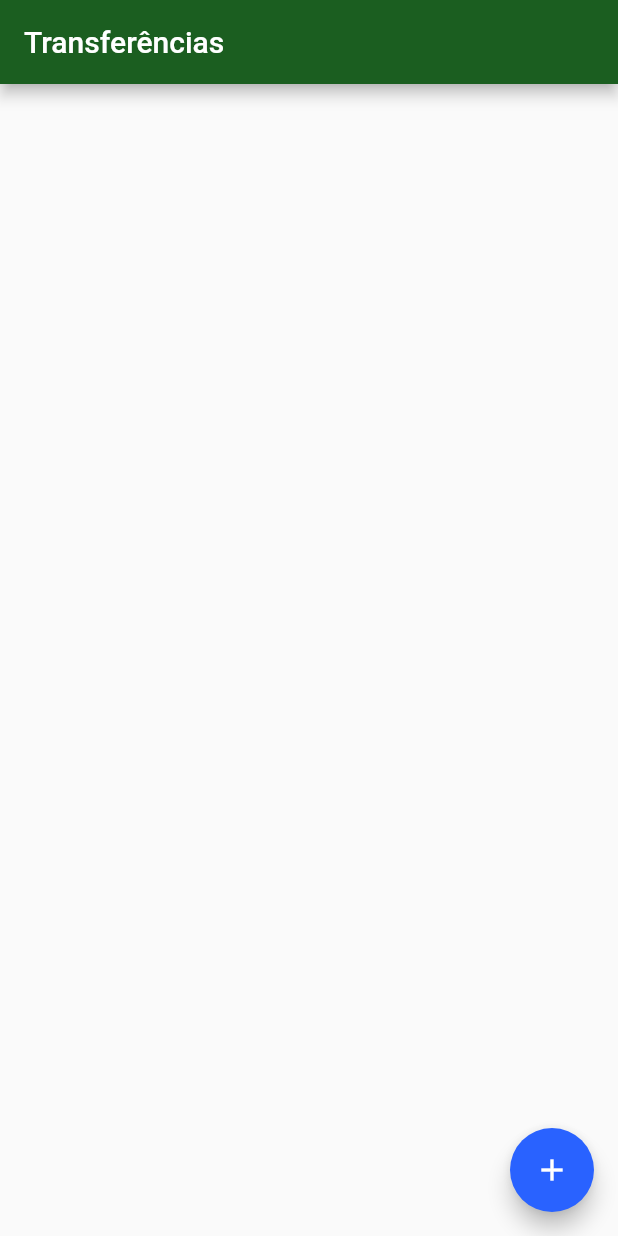
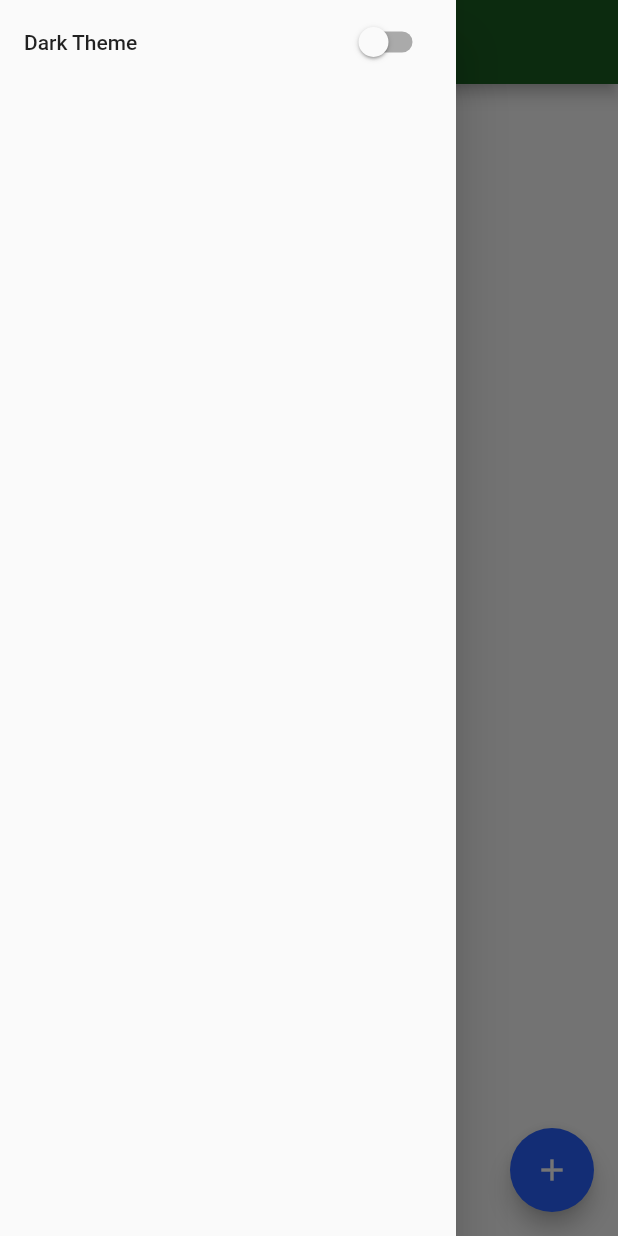
Before and after one commit to takanage/first_app_flutter, a Flutter app: the screen it shows after launch, with the side drawer open (before the commit the screen has no drawer), on a phone screen of 412 x 824 dp. Run offline on Flutter 3.47's test engine with Material 2 defaults, Android fonts, the phone set to English and light mode, and no system bars.

Commit message:
Dark Theme implemented

```diff
--- /dev/null
+++ b/lib/config.dart
@@ -0,0 +1,13 @@
+import 'package:flutter/cupertino.dart';
+
+class ThemeChanger extends ChangeNotifier {
+  bool _darkStatus = false;
+
+  isDark() => _darkStatus;
+
+  setDarkStatus(bool status) {
+    _darkStatus = status;
+
+    notifyListeners();
+  }
+}
--- a/lib/main.dart
+++ b/lib/main.dart
@@ -1,13 +1,28 @@
+import 'package:bytebank/config.dart';
 import 'package:bytebank/screens/transferencia/lista.dart';
 import 'package:flutter/material.dart';
+import 'package:provider/provider.dart';
 
-void main() => runApp(BytebankApp());
+void main() => runApp(
+      MultiProvider(
+        providers: [
+          ChangeNotifierProvider<ThemeChanger>(
+            create: (_) => ThemeChanger(),
+          ),
+        ],
+        child: BytebankApp(),
+      ),
+    );
 
 class BytebankApp extends StatelessWidget {
   @override
   Widget build(BuildContext context) {
+    //
+    bool darkThemeEnabled = Provider.of<ThemeChanger>(context).isDark();
+
     return MaterialApp(
       theme: ThemeData(
+        brightness: Brightness.light,
         primaryColor: Colors.green[900],
         accentColor: Colors.blueAccent[700],
         buttonTheme: ButtonThemeData(
@@ -15,6 +30,12 @@ class BytebankApp extends StatelessWidget {
           textTheme: ButtonTextTheme.primary,
         ),
       ),
+      darkTheme: ThemeData(
+        brightness: Brightness.dark,
+        primaryColor: Colors.blueGrey,
+        accentColor: Colors.blueAccent[700],
+      ),
+      themeMode: darkThemeEnabled ? ThemeMode.dark : ThemeMode.light ,
       home: ListaTransferencias(),
     );
   }
--- a/lib/screens/transferencia/lista.dart
+++ b/lib/screens/transferencia/lista.dart
@@ -1,5 +1,7 @@
+import 'package:bytebank/config.dart';
 import 'package:bytebank/models/transferencia.dart';
 import 'package:flutter/material.dart';
+import 'package:provider/provider.dart';
 import 'formulario.dart';
 
 const _tituloAppBar = 'Transferências';
@@ -15,8 +17,15 @@ class ListaTransferencias extends StatefulWidget {
 
 // O Stateful precisa traballhar com um state
 class ListaTransferenciasState extends State<ListaTransferencias> {
+
+  ThemeChanger themeChanger;
+  bool systemIsDark;
+
   @override
   Widget build(BuildContext context) {
+    //
+    themeChanger = Provider.of<ThemeChanger>(context, listen: false);
+
     return Scaffold(
       appBar: AppBar(
         title: Text(_tituloAppBar),
@@ -39,6 +48,21 @@ class ListaTransferenciasState extends State<ListaTransferencias> {
           );
         },
       ),
+      drawer: Drawer(
+        child: ListView(
+          children: <Widget>[
+            ListTile(
+              title: Text('Dark Theme'),
+              trailing: Switch(
+                value: themeChanger.isDark(),
+                onChanged: (status) {
+                  themeChanger.setDarkStatus(status);
+                },
+              ),
+            )
+          ],
+        ),
+      )
     );
   }
 
--- a/pubspec.yaml
+++ b/pubspec.yaml
@@ -28,6 +28,7 @@ dependencies:
   # The following adds the Cupertino Icons font to your application.
   # Use with the CupertinoIcons class for iOS style icons.
   cupertino_icons: ^1.0.2
+  provider: ^5.0.0
 
 dev_dependencies:
   flutter_test:
```
Also changed, not shown: pubspec.lock, 1 other file.
